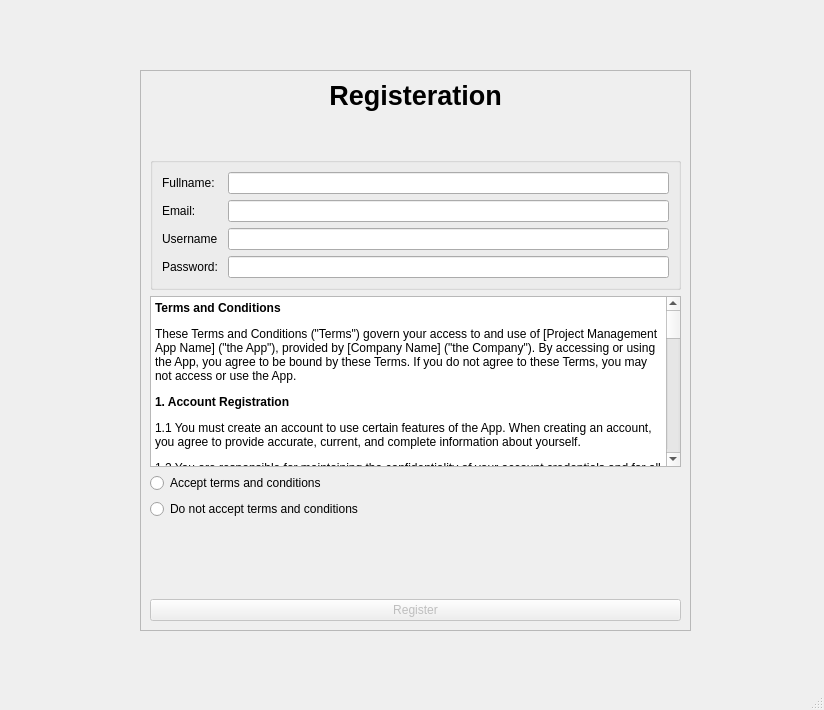
Qt form ui/registerWindow.ui (yasar12123/Soft27101-PMS) before a commit.
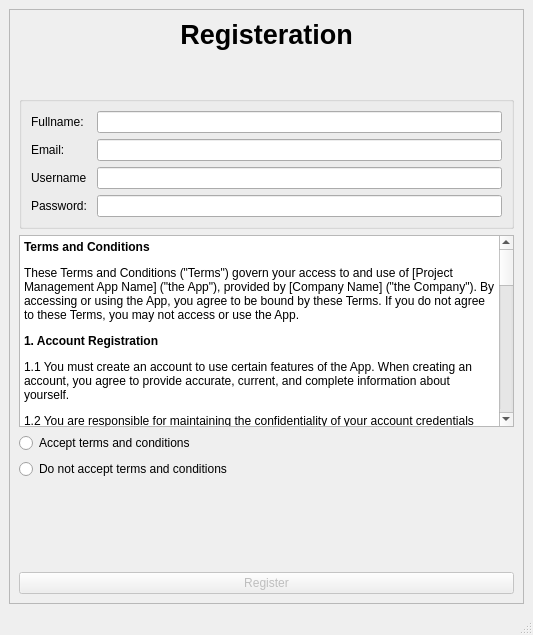
The same form after that commit.

What changed in the file:
```diff
--- a/ui/registerWindow.ui
+++ b/ui/registerWindow.ui
@@ -6,23 +6,17 @@
    <rect>
     <x>0</x>
     <y>0</y>
-    <width>824</width>
-    <height>710</height>
+    <width>533</width>
+    <height>635</height>
    </rect>
   </property>
   <property name="windowTitle">
    <string>Registration Window</string>
   </property>
   <widget class="QWidget" name="centralwidget">
+   <layout class="QVBoxLayout" name="verticalLayout">
+    <item>
    <widget class="QFrame" name="frame">
-    <property name="geometry">
-     <rect>
-      <x>140</x>
-      <y>70</y>
-      <width>551</width>
-      <height>561</height>
-     </rect>
-    </property>
     <property name="frameShape">
      <enum>QFrame::StyledPanel</enum>
     </property>
@@ -157,8 +151,8 @@
          <rect>
           <x>0</x>
           <y>0</y>
-          <width>531</width>
-          <height>69</height>
+            <width>495</width>
+            <height>82</height>
          </rect>
         </property>
         <widget class="QLabel" name="RegistrationLabel">
@@ -213,6 +207,8 @@
      </item>
     </layout>
    </widget>
+    </item>
+   </layout>
   </widget>
   <widget class="QStatusBar" name="statusbar"/>
  </widget>
```
Lines whose indentation alone changed are shown as unchanged.
